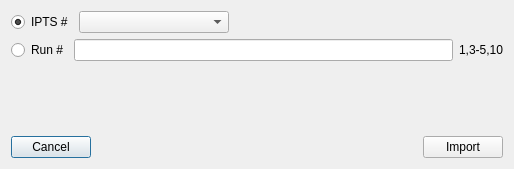
neutrons/addie, file designer/ui_import_from_database.ui: the form before one commit.
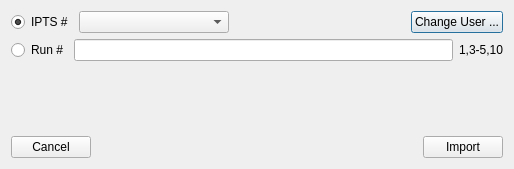
The form after the commit.

```diff
--- a/designer/ui_import_from_database.ui
+++ b/designer/ui_import_from_database.ui
@@ -55,6 +55,13 @@
        </property>
       </spacer>
      </item>
+     <item>
+      <widget class="QPushButton" name="pushButton">
+       <property name="text">
+        <string>Change User ...</string>
+       </property>
+      </widget>
+     </item>
     </layout>
    </item>
    <item>
```
Left out of the diff: 17 changed lines with no effect on the pictures.
